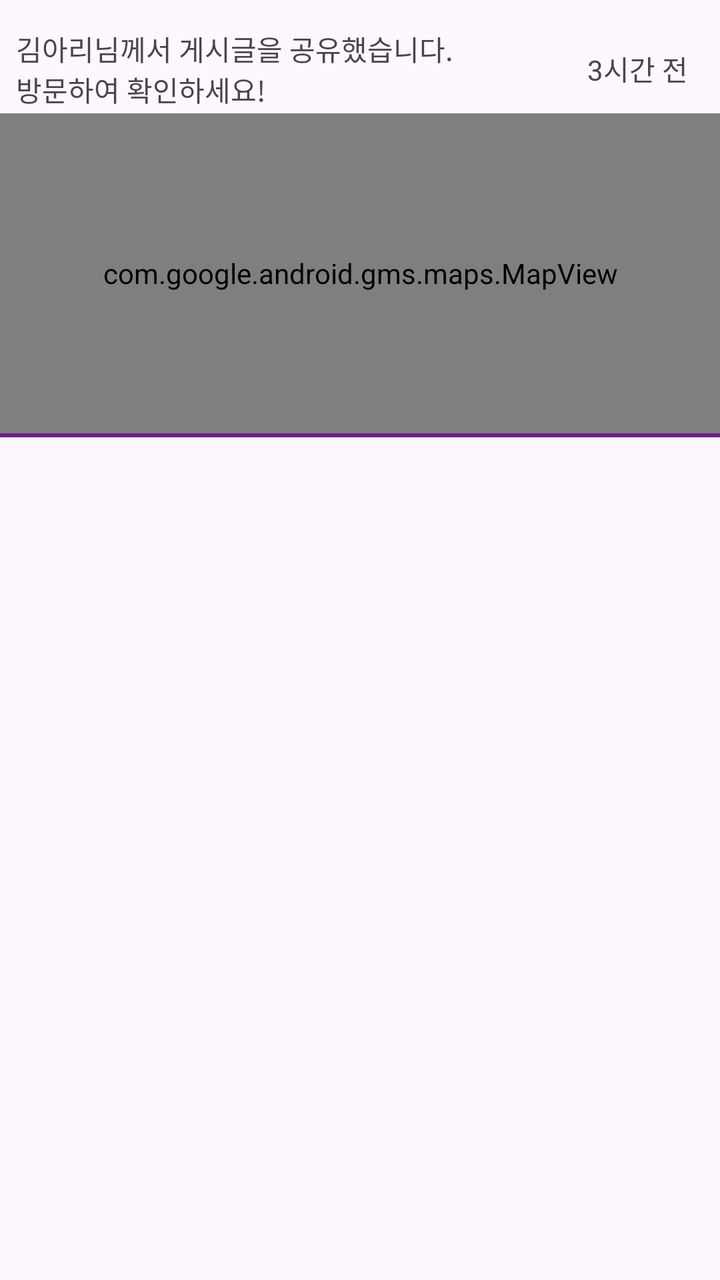
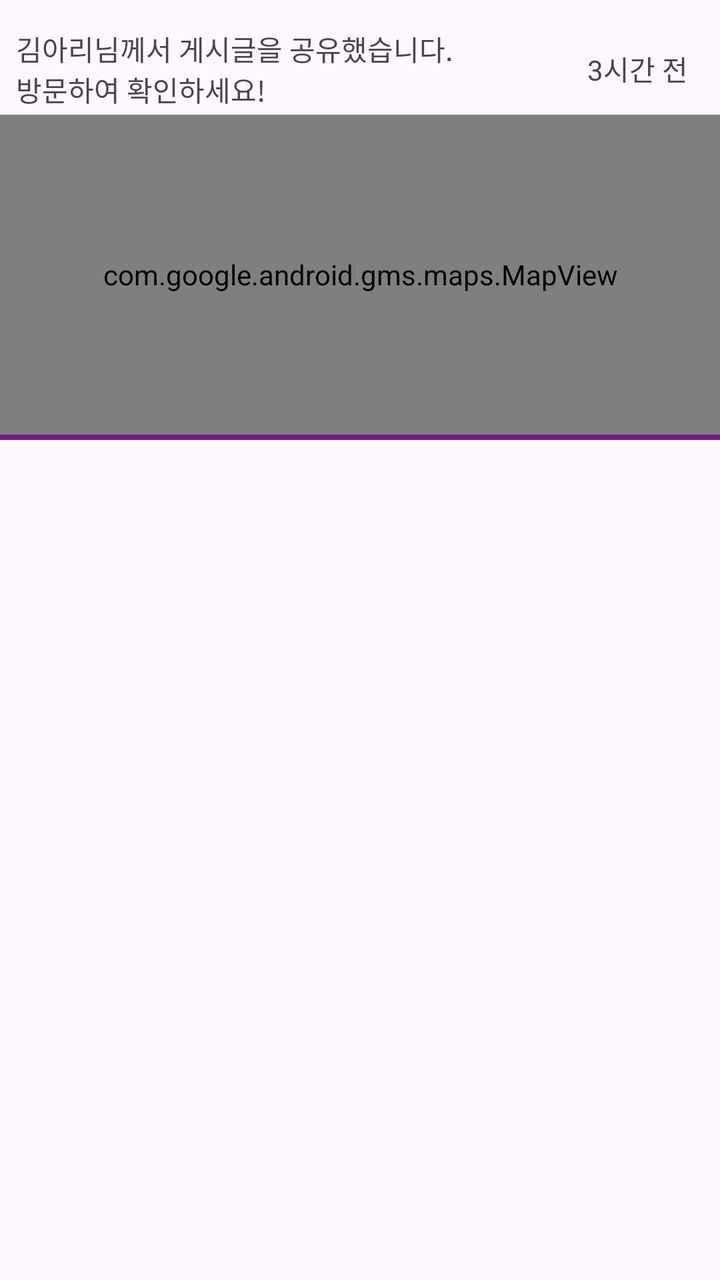

Two renders of the same Android screen: before a commit and after it. Below are the layout's source before the change and the commit's diff.
<!-- AndroidManifest.xml: application theme Theme.IMAEZIM -->
<!-- res/layout/rv_home.xml -->
<?xml version="1.0" encoding="utf-8"?>
<androidx.constraintlayout.widget.ConstraintLayout xmlns:android="http://schemas.android.com/apk/res/android"
    xmlns:app="http://schemas.android.com/apk/res-auto"
    xmlns:map="http://schemas.android.com/apk/res-auto"
    xmlns:tools="http://schemas.android.com/tools"
    android:layout_width="match_parent"
    android:layout_height="wrap_content">

    <androidx.constraintlayout.widget.ConstraintLayout
        android:id="@+id/constraintLayout"
        android:layout_width="match_parent"
        android:layout_height="wrap_content"
        app:layout_constraintEnd_toEndOf="parent"
        app:layout_constraintStart_toStartOf="parent"
        app:layout_constraintTop_toTopOf="parent">

        <TextView
            android:id="@+id/who"
            android:layout_width="wrap_content"
            android:layout_height="wrap_content"
            android:layout_marginStart="8dp"
            android:text="김아리님께서 게시글을 공유했습니다.\n방문하여 확인하세요!"
            app:layout_constraintBottom_toBottomOf="@+id/time"
            app:layout_constraintStart_toStartOf="parent"
            app:layout_constraintTop_toTopOf="@+id/time" />

        <TextView
            android:id="@+id/time"
            android:layout_width="wrap_content"
            android:layout_height="wrap_content"
            android:layout_marginTop="24dp"
            android:layout_marginEnd="16dp"
            android:text="3시간 전"
            app:layout_constraintEnd_toEndOf="parent"
            app:layout_constraintTop_toTopOf="parent" />

        <com.google.android.gms.maps.MapView
            android:id="@+id/mapView"
            android:layout_width="match_parent"
            android:layout_height="160dp"
            app:layout_constraintBottom_toBottomOf="parent"
            app:layout_constraintEnd_toEndOf="@+id/divider"
            app:layout_constraintHorizontal_bias="1.0"
            app:layout_constraintStart_toStartOf="parent"
            app:layout_constraintTop_toBottomOf="@+id/who"
            map:liteMode="true"
            />

        <View
            android:id="@+id/divider"
            android:layout_width="match_parent"
            android:layout_height="2dp"
            android:layout_marginTop="0dp"
            android:background="@color/purple"
            app:layout_constraintEnd_toEndOf="parent"
            app:layout_constraintStart_toStartOf="parent"
            app:layout_constraintTop_toBottomOf="@+id/mapView" />

    </androidx.constraintlayout.widget.ConstraintLayout>
</androidx.constraintlayout.widget.ConstraintLayout>
<!-- resources referenced by this layout -->
<resources>
  <color name="purple">#6e1f82</color>
  <style name="Theme.IMAEZIM" parent="Base.Theme.IMAEZIM" />
  <style name="Base.Theme.IMAEZIM" parent="Theme.Material3.DayNight.NoActionBar">
          
          
      </style>
</resources>

<!-- the commit's change to res/layout/rv_home.xml (unified diff, before → after) -->
@@ -49,7 +49,7 @@
         <View
             android:id="@+id/divider"
             android:layout_width="match_parent"
-            android:layout_height="2dp"
+            android:layout_height="2.5dp"
             android:layout_marginTop="0dp"
             android:background="@color/purple"
             app:layout_constraintEnd_toEndOf="parent"
